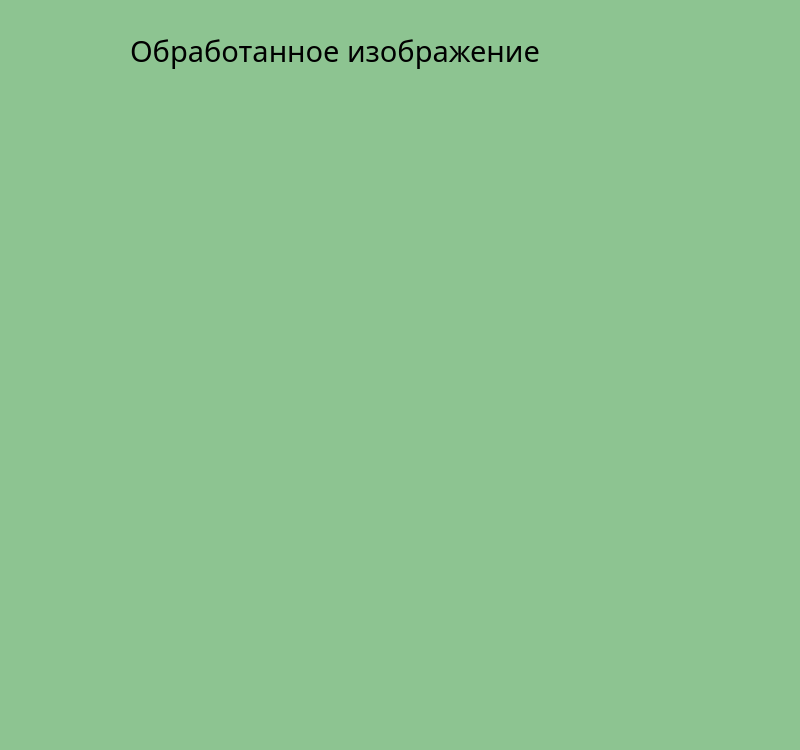
Above: ResPic.ui from semyongr/AgroCalculatorDiplom before the change. Below: the same form after it.
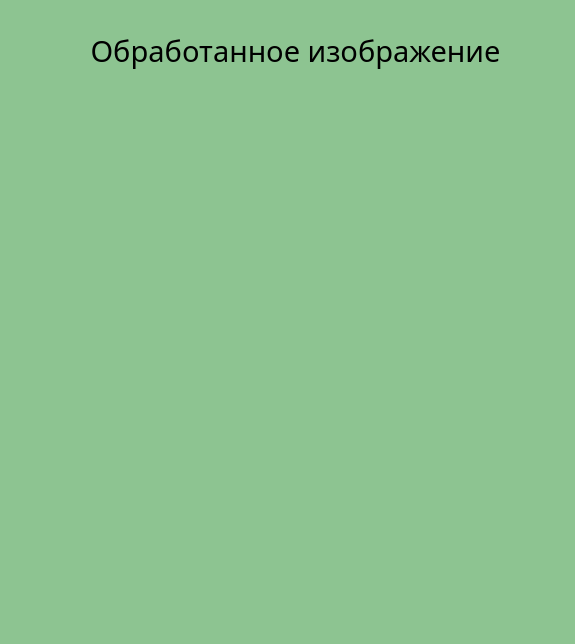
That is the form after the change.

```diff
--- a/ResPic.ui
+++ b/ResPic.ui
@@ -6,10 +6,28 @@
    <rect>
     <x>0</x>
     <y>0</y>
-    <width>800</width>
-    <height>750</height>
+    <width>575</width>
+    <height>644</height>
    </rect>
   </property>
+  <property name="sizePolicy">
+   <sizepolicy hsizetype="Fixed" vsizetype="Fixed">
+    <horstretch>0</horstretch>
+    <verstretch>0</verstretch>
+   </sizepolicy>
+  </property>
+  <property name="minimumSize">
+   <size>
+    <width>575</width>
+    <height>644</height>
+   </size>
+  </property>
+  <property name="maximumSize">
+   <size>
+    <width>575</width>
+    <height>644</height>
+   </size>
+  </property>
   <property name="windowTitle">
    <string>Обработанное изображение</string>
   </property>
@@ -20,12 +38,18 @@
   <widget class="QLabel" name="title_lbl">
    <property name="geometry">
     <rect>
-     <x>130</x>
+     <x>70</x>
      <y>10</y>
-     <width>541</width>
+     <width>451</width>
      <height>81</height>
     </rect>
    </property>
+   <property name="sizePolicy">
+    <sizepolicy hsizetype="Fixed" vsizetype="Fixed">
+     <horstretch>0</horstretch>
+     <verstretch>0</verstretch>
+    </sizepolicy>
+   </property>
    <property name="font">
     <font>
      <family>Book Antiqua</family>
@@ -34,6 +58,22 @@
    </property>
    <property name="text">
     <string>Обработанное изображение</string>
+   </property>
+   <property name="alignment">
+    <set>Qt::AlignCenter</set>
+   </property>
+  </widget>
+  <widget class="QLabel" name="respic_lbl">
+   <property name="geometry">
+    <rect>
+     <x>30</x>
+     <y>100</y>
+     <width>512</width>
+     <height>512</height>
+    </rect>
+   </property>
+   <property name="text">
+    <string/>
    </property>
   </widget>
  </widget>
```
Left out of the diff: 5 changed lines with no effect on the pictures.
